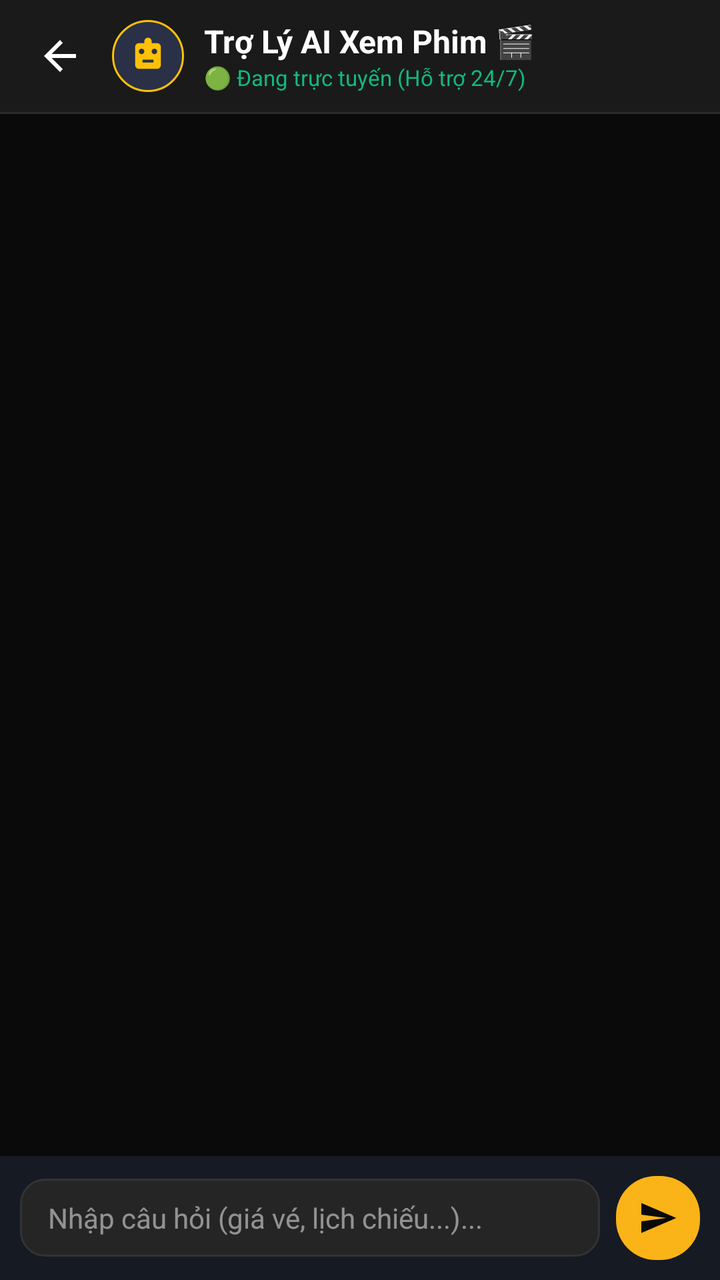
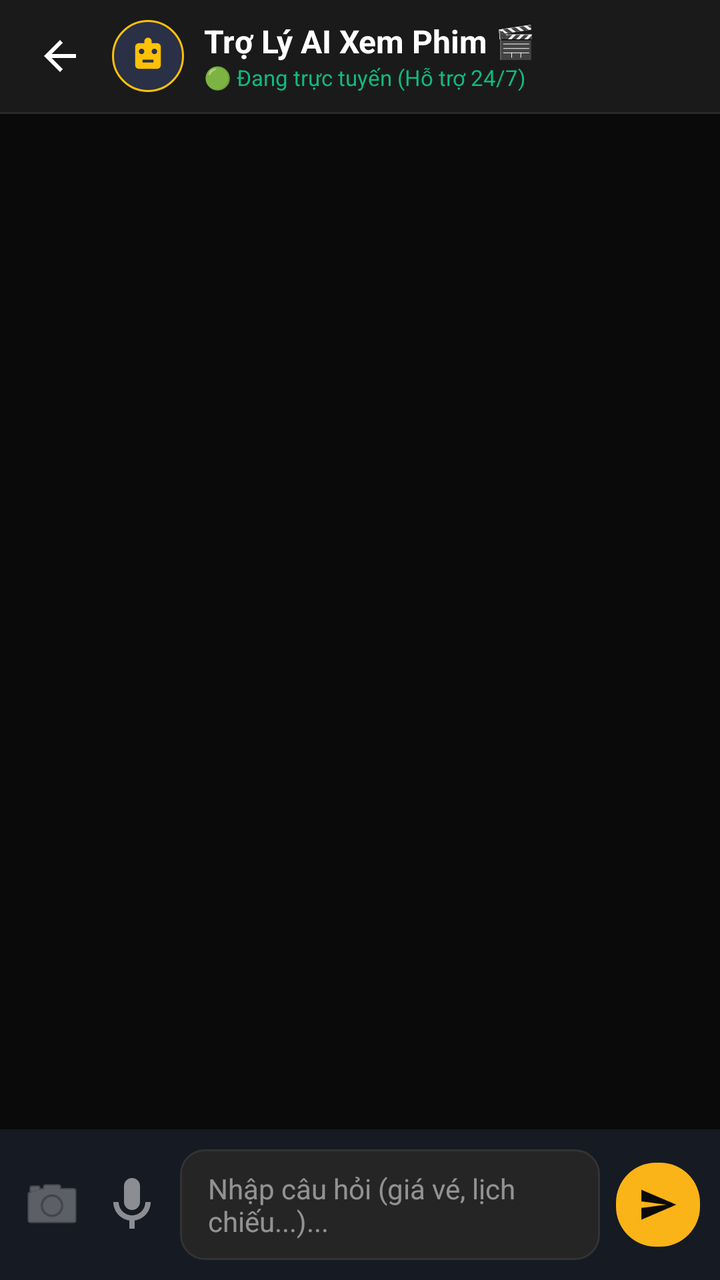

Two renders of the same Android screen: before a commit and after it. Below are the layout's source before the change and the commit's diff.
<!-- AndroidManifest.xml: activity theme Theme.Moviebookingapp -->
<!-- res/layout/activity_chat.xml -->
<?xml version="1.0" encoding="utf-8"?>
<androidx.constraintlayout.widget.ConstraintLayout
    xmlns:android="http://schemas.android.com/apk/res/android"
    xmlns:app="http://schemas.android.com/apk/res-auto"
    xmlns:tools="http://schemas.android.com/tools"
    android:layout_width="match_parent"
    android:layout_height="match_parent"
    android:background="@color/bg_primary"
    android:fitsSystemWindows="true"
    tools:context=".view.activity.ChatActivity">

    
    <LinearLayout
        android:id="@+id/topBar"
        android:layout_width="match_parent"
        android:layout_height="56dp"
        android:background="@color/bg_surface"
        android:gravity="center_vertical"
        android:orientation="horizontal"
        android:paddingStart="12dp"
        android:paddingEnd="16dp"
        app:layout_constraintTop_toTopOf="parent">

        
        <ImageView
            android:id="@+id/btnBack"
            android:layout_width="36dp"
            android:layout_height="36dp"
            android:background="?attr/selectableItemBackgroundBorderless"
            android:clickable="true"
            android:focusable="true"
            android:padding="6dp"
            android:src="@drawable/ic_back"
            app:tint="@color/white" />

        <FrameLayout
            android:layout_width="36dp"
            android:layout_height="36dp"
            android:layout_marginStart="8dp"
            android:background="@drawable/bg_ai_avatar">

            <ImageView
                android:layout_width="22dp"
                android:layout_height="22dp"
                android:layout_gravity="center"
                android:src="@drawable/ic_robot_ai" />
        </FrameLayout>

        <LinearLayout
            android:layout_width="0dp"
            android:layout_height="wrap_content"
            android:layout_marginStart="10dp"
            android:layout_weight="1"
            android:orientation="vertical">

            <TextView
                android:layout_width="wrap_content"
                android:layout_height="wrap_content"
                android:text="Trợ Lý AI Xem Phim 🎬"
                android:textColor="@color/white"
                android:textSize="16sp"
                android:textStyle="bold" />

            <TextView
                android:layout_width="wrap_content"
                android:layout_height="wrap_content"
                android:text="🟢 Đang trực tuyến (Hỗ trợ 24/7)"
                android:textColor="@color/color_green"
                android:textSize="11sp" />
        </LinearLayout>
    </LinearLayout>

    <View
        android:id="@+id/dividerTop"
        android:layout_width="match_parent"
        android:layout_height="1dp"
        android:background="@color/border_subtle"
        app:layout_constraintTop_toBottomOf="@id/topBar" />

    
    <androidx.recyclerview.widget.RecyclerView
        android:id="@+id/rvChatMessages"
        android:layout_width="match_parent"
        android:layout_height="0dp"
        android:clipToPadding="false"
        android:paddingTop="8dp"
        android:paddingBottom="12dp"
        app:layout_constraintBottom_toTopOf="@id/layoutInputArea"
        app:layout_constraintTop_toBottomOf="@id/dividerTop" />

    
    <LinearLayout
        android:id="@+id/layoutInputArea"
        android:layout_width="match_parent"
        android:layout_height="wrap_content"
        android:background="@color/auto_color_161A23"
        android:gravity="center_vertical"
        android:orientation="horizontal"
        android:padding="10dp"
        app:layout_constraintBottom_toBottomOf="parent">

        <EditText
            android:id="@+id/etChatMessage"
            android:layout_width="0dp"
            android:layout_height="wrap_content"
            android:layout_weight="1"
            android:background="@drawable/bg_input_dark"
            android:hint="Nhập câu hỏi (giá vé, lịch chiếu...)..."
            android:textColorHint="@color/nav_inactive"
            android:textColor="@color/white"
            android:textSize="14sp"
            android:maxLines="4"
            android:paddingStart="14dp"
            android:paddingTop="10dp"
            android:paddingEnd="14dp"
            android:paddingBottom="10dp"
            android:inputType="textMultiLine|textCapSentences" />

        <FrameLayout
            android:id="@+id/btnSend"
            android:layout_width="42dp"
            android:layout_height="42dp"
            android:layout_marginStart="8dp"
            android:background="@drawable/bg_button_gold"
            android:clickable="true"
            android:focusable="true">

            <ImageView
                android:layout_width="20dp"
                android:layout_height="20dp"
                android:layout_gravity="center"
                android:src="@drawable/ic_send_message"
                app:tint="@color/bg_primary" />
        </FrameLayout>
    </LinearLayout>

</androidx.constraintlayout.widget.ConstraintLayout>
<!-- resources referenced by this layout -->
<resources>
  <color name="auto_color_161A23">#161A23</color>
  <color name="bg_primary">#0A0A0A</color>
  <color name="bg_surface">#1A1A1A</color>
  <color name="border_subtle">#2A2A2A</color>
  <color name="color_green">#10B981</color>
  <color name="nav_inactive">#80FFFFFF</color>
  <color name="white">#FFFFFFFF</color>
  <!-- drawable bg_ai_avatar (drawable) -->
  <?xml version="1.0" encoding="utf-8"?>
  <shape xmlns:android="http://schemas.android.com/apk/res/android"
      android:shape="oval">
      <solid android:color="@color/auto_color_2A3045" />
      <stroke android:width="1dp" android:color="@color/yellow" />
  </shape>
  <!-- drawable bg_button_gold (drawable) -->
  <?xml version="1.0" encoding="utf-8"?>
  <shape xmlns:android="http://schemas.android.com/apk/res/android">
      <solid android:color="@color/auto_color_FBB417" />
      <corners android:radius="20dp" />
  </shape>
  <!-- drawable bg_input_dark (drawable) -->
  <?xml version="1.0" encoding="utf-8"?>
  <shape xmlns:android="http://schemas.android.com/apk/res/android"
      android:shape="rectangle">
      <solid android:color="@color/auto_color_252525" />
      <corners android:radius="12dp" />
      <stroke android:width="1dp" android:color="@color/auto_color_333333" />
  </shape>
  <!-- drawable ic_back (drawable) -->
  <vector xmlns:android="http://schemas.android.com/apk/res/android"
      android:width="24dp"
      android:height="24dp"
      android:viewportWidth="24.0"
      android:viewportHeight="24.0">
      <path
          android:fillColor="@color/auto_color_FFFFFFFF"
          android:pathData="M20,11H7.83l5.59,-5.59L12,4l-8,8 8,8 1.41,-1.41L7.83,13H20v-2z"/>
  </vector>
  <!-- drawable ic_robot_ai (drawable) -->
  <?xml version="1.0" encoding="utf-8"?>
  <vector xmlns:android="http://schemas.android.com/apk/res/android"
      android:width="24dp"
      android:height="24dp"
      android:viewportWidth="24"
      android:viewportHeight="24">
      <path
          android:fillColor="@color/yellow"
          android:pathData="M12,2A2,2 0 0,0 10,4V5H7A2,2 0 0,0 5,7V17A2,2 0 0,0 7,19H17A2,2 0 0,0 19,17V7A2,2 0 0,0 17,5H14V4A2,2 0 0,0 12,2M8.5,8A1.5,1.5 0 0,1 10,9.5A1.5,1.5 0 0,1 8.5,11A1.5,1.5 0 0,1 7,9.5A1.5,1.5 0 0,1 8.5,8M15.5,8A1.5,1.5 0 0,1 17,9.5A1.5,1.5 0 0,1 15.5,11A1.5,1.5 0 0,1 14,9.5A1.5,1.5 0 0,1 15.5,8M9,14H15V15.5H9V14Z" />
  </vector>
  <!-- drawable ic_send_message (drawable) -->
  <?xml version="1.0" encoding="utf-8"?>
  <vector xmlns:android="http://schemas.android.com/apk/res/android"
      android:width="24dp"
      android:height="24dp"
      android:viewportWidth="24"
      android:viewportHeight="24">
      <path
          android:fillColor="@color/bg_primary"
          android:pathData="M2.01,21L23,12L2.01,3L2,10L17,12L2,14L2.01,21Z" />
  </vector>
  <style name="Theme.Moviebookingapp" parent="Base.Theme.Moviebookingapp" />
  <color name="auto_color_2A3045">#2A3045</color>
  <color name="yellow">#FFC107</color>
  <color name="auto_color_FBB417">#FBB417</color>
  <color name="auto_color_252525">#252525</color>
  <color name="auto_color_333333">#333333</color>
  <color name="auto_color_FFFFFFFF">#FFFFFFFF</color>
  <style name="Base.Theme.Moviebookingapp" parent="Theme.Material3.DayNight.NoActionBar">
          <item name="colorPrimary">@color/yellow</item>
          <item name="android:windowBackground">@color/background_black</item>
          <item name="android:statusBarColor">@color/background_black</item>
      </style>
  <color name="background_black">#FF000000</color>
</resources>

<!-- the commit's change to res/layout/activity_chat.xml (unified diff, before → after) -->
@@ -98,6 +98,28 @@
         android:orientation="horizontal"
         android:padding="10dp"
         app:layout_constraintBottom_toBottomOf="parent">
+        
+        <ImageView
+            android:id="@+id/btnCamera"
+            android:layout_width="32dp"
+            android:layout_height="32dp"
+            android:src="@android:drawable/ic_menu_camera"
+            app:tint="@color/nav_inactive"
+            android:layout_marginEnd="8dp"
+            android:background="?attr/selectableItemBackgroundBorderless"
+            android:clickable="true"
+            android:focusable="true" />
+            
+        <ImageView
+            android:id="@+id/btnVoice"
+            android:layout_width="32dp"
+            android:layout_height="32dp"
+            android:src="@drawable/ic_mic"
+            app:tint="@color/nav_inactive"
+            android:layout_marginEnd="8dp"
+            android:background="?attr/selectableItemBackgroundBorderless"
+            android:clickable="true"
+            android:focusable="true" />
 
         <EditText
             android:id="@+id/etChatMessage"
<!-- resource entries referenced after the edit -->
@@ -38,6 +38,16 @@
           android:fillColor="@color/auto_color_FFFFFFFF"
           android:pathData="M20,11H7.83l5.59,-5.59L12,4l-8,8 8,8 1.41,-1.41L7.83,13H20v-2z"/>
   </vector>
+  <!-- drawable ic_mic (drawable) -->
+  <vector xmlns:android="http://schemas.android.com/apk/res/android"
+      android:width="24dp"
+      android:height="24dp"
+      android:viewportWidth="24"
+      android:viewportHeight="24">
+    <path
+        android:fillColor="#FFFFFF"
+        android:pathData="M12,14c1.66,0 3,-1.34 3,-3V5c0,-1.66 -1.34,-3 -3,-3S9,3.34 9,5v6c0,1.66 1.34,3 3,3zm5,-3c0,2.76 -2.24,5 -5,5s-5,-2.24 -5,-5H5c0,3.53 2.61,6.43 6,6.92V21h2v-3.08c3.39,-0.49 6,-3.39 6,-6.92h-2z"/>
+  </vector>
   <!-- drawable ic_robot_ai (drawable) -->
   <?xml version="1.0" encoding="utf-8"?>
   <vector xmlns:android="http://schemas.android.com/apk/res/android"
